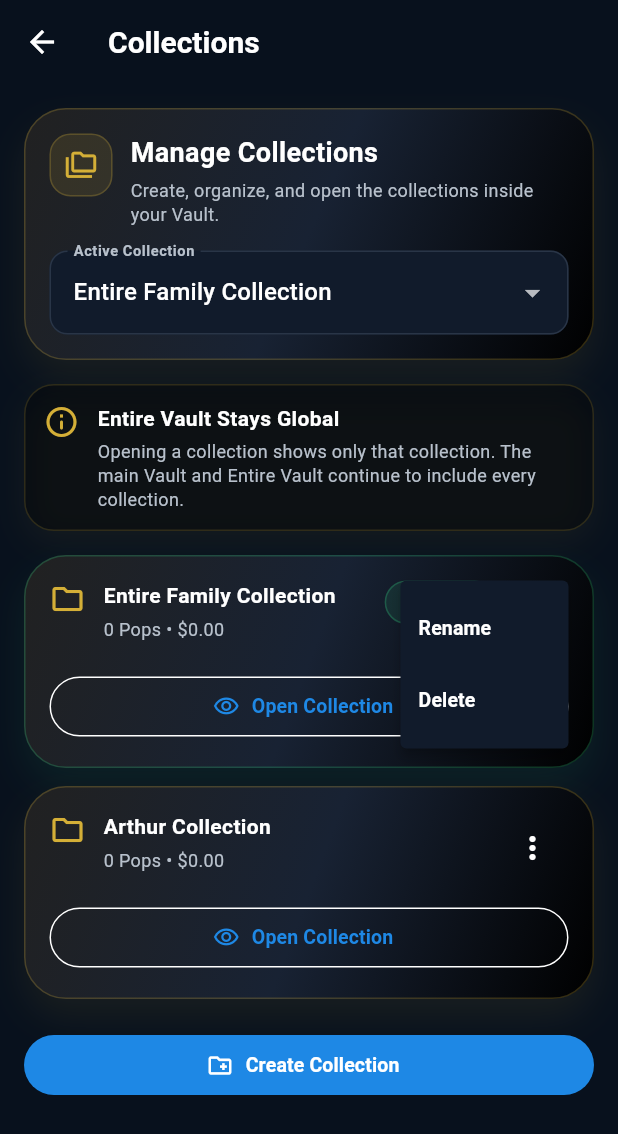
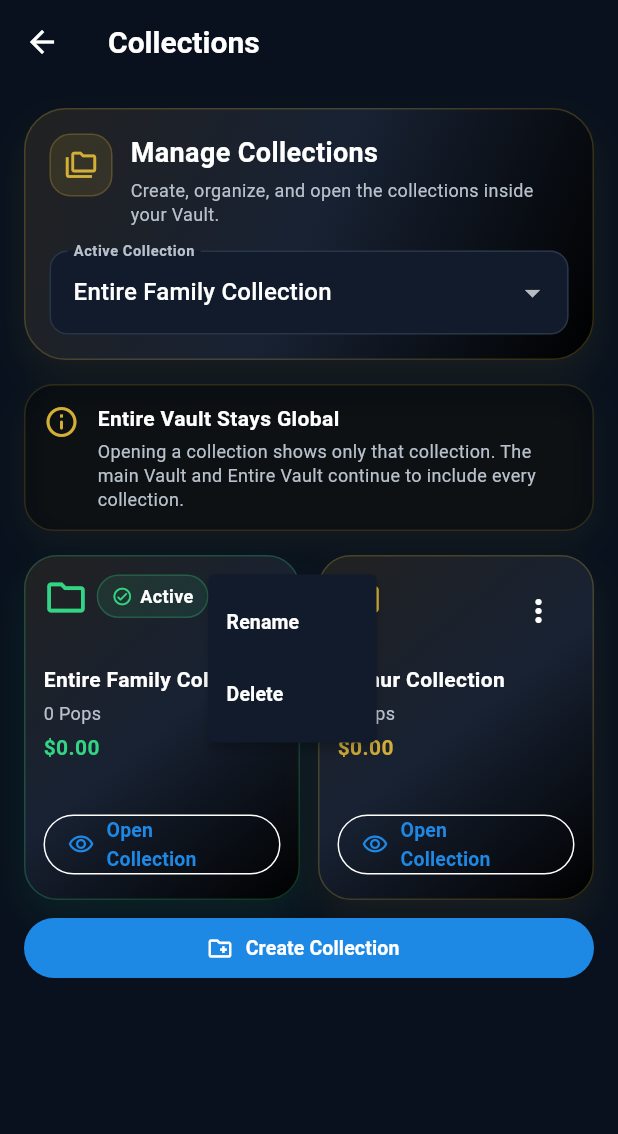
Before and after one commit to asabala/funkovault, a Flutter app: the CollectionsScreen screen opened directly, after a tap on the "more vert" icon, on a phone screen of 412 x 824 dp. Shown: the top 1134 px of the screen. Run offline on Flutter 3.47's test engine with Material 3 defaults, Android fonts, the phone set to English and light mode, and no system bars; our stand-ins replace hive_flutter, supabase_flutter; missing offline and left inert: file_selector, mobile_scanner; accounts and stored records are empty; statements that could not run were skipped.

Commit message:
Add vault collections grid

```diff
--- a/lib/screens/vault/collections_screen.dart
+++ b/lib/screens/vault/collections_screen.dart
@@ -297,105 +297,59 @@ class CollectionsScreen extends StatelessWidget {
                 'Opening a collection shows only that collection. The main Vault and Entire Vault continue to include every collection.',
           ),
           const SizedBox(height: AtlasSpacing.lg),
-          ...appState.collectionNames.map((collectionName) {
+          LayoutBuilder(
+            builder: (context, constraints) {
+              final isWide = constraints.maxWidth >= 900;
+              final crossAxisCount = isWide ? 3 : 2;
+
+              return GridView.builder(
+                key: const ValueKey('collections-grid'),
+                shrinkWrap: true,
+                physics: const NeverScrollableScrollPhysics(),
+                itemCount: appState.collectionNames.length,
+                gridDelegate: SliverGridDelegateWithFixedCrossAxisCount(
+                  crossAxisCount: crossAxisCount,
+                  crossAxisSpacing: AtlasSpacing.md,
+                  mainAxisSpacing: AtlasSpacing.md,
+                  childAspectRatio: isWide ? 1.15 : 0.80,
+                ),
+                itemBuilder: (context, index) {
+                  final collectionName = appState.collectionNames[index];
                   final popCount = appState.collectionPopCount(collectionName);
                   final collectionValue = appState.collectionValue(collectionName);
                   final isActive = collectionName == appState.selectedCollection;
 
-            return Padding(
-              padding: const EdgeInsets.only(bottom: AtlasSpacing.md),
-              child: AtlasGlassCard(
-                accentColor: isActive
-                    ? AtlasColors.success
-                    : AtlasColors.vaultGold,
-                child: Column(
-                  crossAxisAlignment: CrossAxisAlignment.start,
-                  children: [
-                    Row(
-                      crossAxisAlignment: CrossAxisAlignment.start,
-                      children: [
-                        const Icon(
-                          Icons.folder_outlined,
-                          color: AtlasColors.vaultGold,
-                        ),
-                        const SizedBox(width: AtlasSpacing.md),
-                        Expanded(
-                          child: Column(
-                            crossAxisAlignment: CrossAxisAlignment.start,
-                            children: [
-                              Text(
+                  return _CollectionGridCard(
+                    collectionName: collectionName,
+                    popCount: popCount,
+                    collectionValue: collectionValue,
+                    isActive: isActive,
+                    onOpen: () {
+                      _openCollection(
+                        context,
+                        appState,
                         collectionName,
-                                style: AtlasTypography.bodyMedium.copyWith(
-                                  fontWeight: FontWeight.bold,
-                                ),
-                              ),
-                              const SizedBox(height: AtlasSpacing.xs),
-                              Text(
-                                '$popCount ${popCount == 1 ? 'Pop' : 'Pops'} • '
-                                '\$${collectionValue.toStringAsFixed(2)}',
-                                style: AtlasTypography.bodySmall.copyWith(
-                                  color: AtlasColors.textSecondary,
-                                ),
-                              ),
-                            ],
-                          ),
-                        ),
-                        if (isActive)
-                          const AtlasStatusChip(
-                            label: 'Active',
-                            icon: Icons.check_circle_outline_rounded,
-                            accentColor: AtlasColors.success,
-                            size: AtlasStatusChipSize.compact,
-                          ),
-                        PopupMenuButton<_CollectionAction>(
-                          key: ValueKey('actions-$collectionName'),
-                          tooltip: 'Collection actions',
-                          onSelected: (action) {
-                            switch (action) {
-                              case _CollectionAction.rename:
+                      );
+                    },
+                    onRename: () {
                       _showRenameCollectionDialog(
                         context,
                         appState,
                         collectionName,
                       );
-                              case _CollectionAction.delete:
+                    },
+                    onDelete: () {
                       _showDeleteCollectionDialog(
                         context,
                         appState,
                         collectionName,
                       );
-                            }
                     },
-                          itemBuilder: (_) => [
-                            const PopupMenuItem(
-                              value: _CollectionAction.rename,
-                              child: Text('Rename'),
+                  );
+                },
+              );
+            },
           ),
-                            const PopupMenuItem(
-                              value: _CollectionAction.delete,
-                              child: Text('Delete'),
-                            ),
-                          ],
-                        ),
-                      ],
-                    ),
-                    const SizedBox(height: AtlasSpacing.md),
-                    SizedBox(
-                      width: double.infinity,
-                      child: OutlinedButton.icon(
-                        key: ValueKey('open-$collectionName'),
-                        onPressed: () {
-                          _openCollection(context, appState, collectionName);
-                        },
-                        icon: const Icon(Icons.visibility_outlined),
-                        label: const Text('Open Collection'),
-                      ),
-                    ),
-                  ],
-                ),
-              ),
-            );
-          }),
           const SizedBox(height: AtlasSpacing.sm),
           FilledButton.icon(
             onPressed: () {
@@ -410,4 +364,116 @@ class CollectionsScreen extends StatelessWidget {
   }
 }
 
+class _CollectionGridCard extends StatelessWidget {
+  const _CollectionGridCard({
+    required this.collectionName,
+    required this.popCount,
+    required this.collectionValue,
+    required this.isActive,
+    required this.onOpen,
+    required this.onRename,
+    required this.onDelete,
+  });
+
+  final String collectionName;
+  final int popCount;
+  final double collectionValue;
+  final bool isActive;
+  final VoidCallback onOpen;
+  final VoidCallback onRename;
+  final VoidCallback onDelete;
+
+  @override
+  Widget build(BuildContext context) {
+    final accentColor =
+    isActive ? AtlasColors.success : AtlasColors.vaultGold;
+
+    return AtlasGlassCard(
+      onTap: onOpen,
+      accentColor: accentColor,
+      borderRadius: 22,
+      padding: const EdgeInsets.all(AtlasSpacing.md),
+      child: Column(
+        crossAxisAlignment: CrossAxisAlignment.start,
+        children: [
+          Row(
+            crossAxisAlignment: CrossAxisAlignment.start,
+            children: [
+              Icon(
+                Icons.folder_outlined,
+                color: accentColor,
+                size: 30,
+              ),
+              const Spacer(),
+              if (isActive)
+                const AtlasStatusChip(
+                  label: 'Active',
+                  icon: Icons.check_circle_outline_rounded,
+                  accentColor: AtlasColors.success,
+                  size: AtlasStatusChipSize.compact,
+                ),
+              PopupMenuButton<_CollectionAction>(
+                key: ValueKey('actions-$collectionName'),
+                tooltip: 'Collection actions',
+                onSelected: (action) {
+                  switch (action) {
+                    case _CollectionAction.rename:
+                      onRename();
+                    case _CollectionAction.delete:
+                      onDelete();
+                  }
+                },
+                itemBuilder: (_) => const [
+                  PopupMenuItem(
+                    value: _CollectionAction.rename,
+                    child: Text('Rename'),
+                  ),
+                  PopupMenuItem(
+                    value: _CollectionAction.delete,
+                    child: Text('Delete'),
+                  ),
+                ],
+              ),
+            ],
+          ),
+          const SizedBox(height: AtlasSpacing.md),
+          Text(
+            collectionName,
+            maxLines: 2,
+            overflow: TextOverflow.ellipsis,
+            style: AtlasTypography.bodyMedium.copyWith(
+              fontWeight: FontWeight.bold,
+            ),
+          ),
+          const SizedBox(height: AtlasSpacing.xs),
+          Text(
+            '$popCount ${popCount == 1 ? 'Pop' : 'Pops'}',
+            style: AtlasTypography.bodySmall.copyWith(
+              color: AtlasColors.textSecondary,
+            ),
+          ),
+          const SizedBox(height: AtlasSpacing.xs),
+          Text(
+            '\$${collectionValue.toStringAsFixed(2)}',
+            style: AtlasTypography.bodyMedium.copyWith(
+              color: accentColor,
+              fontWeight: FontWeight.w600,
+            ),
+          ),
+          const Spacer(),
+          SizedBox(
+            width: double.infinity,
+            child: OutlinedButton.icon(
+              key: ValueKey('open-$collectionName'),
+              onPressed: onOpen,
+              icon: const Icon(Icons.visibility_outlined),
+              label: const Text('Open Collection'),
+            ),
+          ),
+        ],
+      ),
+    );
+  }
+}
+
 enum _CollectionAction { rename, delete }
```
Also changed, not shown: 1 other file. Lines whose indentation alone changed are shown as unchanged.
